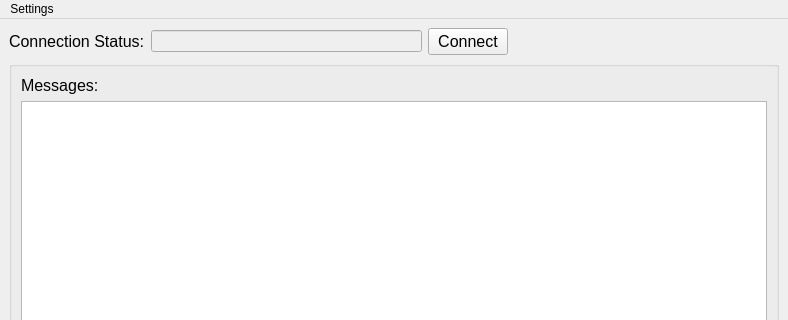
This is client/qt_client/mainwindow.ui in so-groenen/aysnc_secure_chat_application as Qt 5 draws it before an edit; both pictures show x 0 to 788 and y 0 to 320 of the 788 by 743 pixel window. The edited form follows.
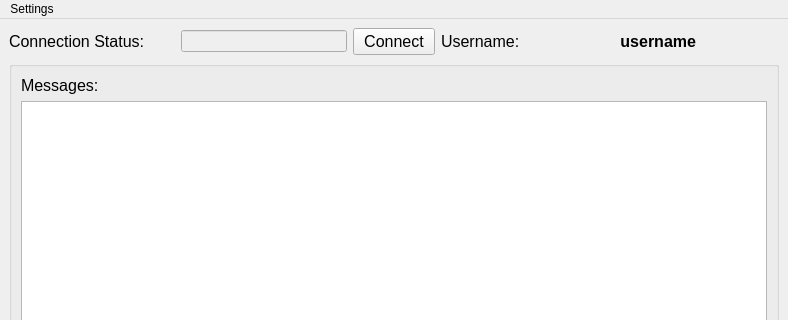
This is the edited form. Custom widgets are drawn as their Qt base class.

Commit message: unique_ptr  ui + color update  + delegate username layout

Patch:
```diff
--- a/client/qt_client/mainwindow.ui
+++ b/client/qt_client/mainwindow.ui
@@ -16,7 +16,7 @@
   <widget class="QWidget" name="centralwidget">
    <layout class="QVBoxLayout" name="verticalLayout_8">
     <item>
-     <layout class="QHBoxLayout" name="horizontalLayout">
+     <layout class="QHBoxLayout" name="horizontalLayout" stretch="2,2,1,1,2,1">
       <item>
        <widget class="QLabel" name="label">
         <property name="font">
@@ -49,13 +49,41 @@
        </widget>
       </item>
       <item>
-       <spacer name="horizontalSpacer_2">
+       <widget class="QLabel" name="label_4">
+        <property name="font">
+         <font>
+          <pointsize>12</pointsize>
+         </font>
+        </property>
+        <property name="text">
+         <string>Username:</string>
+        </property>
+       </widget>
+      </item>
+      <item>
+       <widget class="ColoredLabel" name="username">
+        <property name="font">
+         <font>
+          <pointsize>12</pointsize>
+          <bold>true</bold>
+         </font>
+        </property>
+        <property name="text">
+         <string>username</string>
+        </property>
+        <property name="alignment">
+         <set>Qt::AlignmentFlag::AlignRight|Qt::AlignmentFlag::AlignTrailing|Qt::AlignmentFlag::AlignVCenter</set>
+        </property>
+       </widget>
+      </item>
+      <item>
+       <spacer name="horizontalSpacer">
         <property name="orientation">
          <enum>Qt::Orientation::Horizontal</enum>
         </property>
         <property name="sizeHint" stdset="0">
          <size>
-          <width>113</width>
+          <width>40</width>
           <height>20</height>
          </size>
         </property>
@@ -177,6 +205,11 @@
    <extends>QTextEdit</extends>
    <header>my_text_edit.h</header>
   </customwidget>
+  <customwidget>
+   <class>ColoredLabel</class>
+   <extends>QLabel</extends>
+   <header>colored_label.h</header>
+  </customwidget>
  </customwidgets>
  <resources/>
  <connections/>
```
The commit also changes 20 other files.
